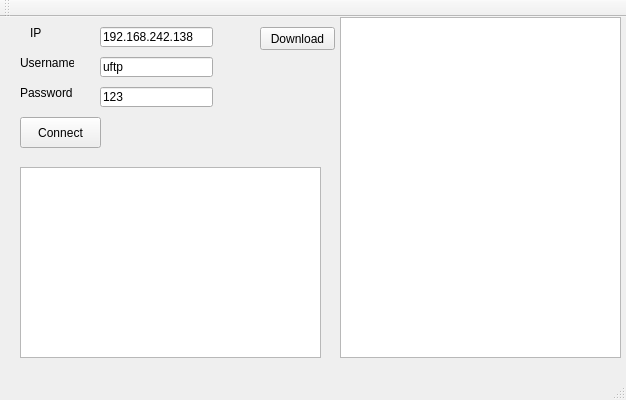
zycliao/ftp-qt, file src/ftpClient/ftpclient.ui: the form before one commit.
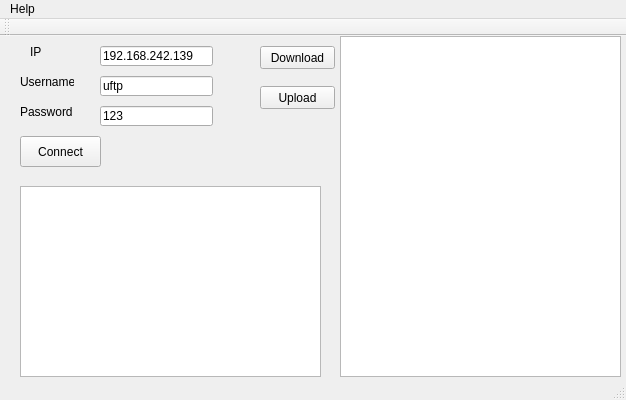
The form after the commit.

Commit message: add client information box. add client upload(unusable)

What changed in the file:
```diff
--- a/src/ftpClient/ftpclient.ui
+++ b/src/ftpClient/ftpclient.ui
@@ -47,7 +47,7 @@
      </rect>
     </property>
     <property name="text">
-     <string>192.168.242.138</string>
+     <string>192.168.242.139</string>
     </property>
    </widget>
    <widget class="QLineEdit" name="userEdit">
@@ -138,6 +138,19 @@
      <string>Download</string>
     </property>
    </widget>
+   <widget class="QPushButton" name="upButton">
+    <property name="geometry">
+     <rect>
+      <x>260</x>
+      <y>50</y>
+      <width>75</width>
+      <height>23</height>
+     </rect>
+    </property>
+    <property name="text">
+     <string>Upload</string>
+    </property>
+   </widget>
   </widget>
   <widget class="QMenuBar" name="menuBar">
    <property name="geometry">
@@ -148,6 +161,12 @@
      <height>23</height>
     </rect>
    </property>
+   <widget class="QMenu" name="menuHelp">
+    <property name="title">
+     <string>Help</string>
+    </property>
+   </widget>
+   <addaction name="menuHelp"/>
   </widget>
   <widget class="QToolBar" name="mainToolBar">
    <attribute name="toolBarArea">
```
The commit also changes 6 other files.
